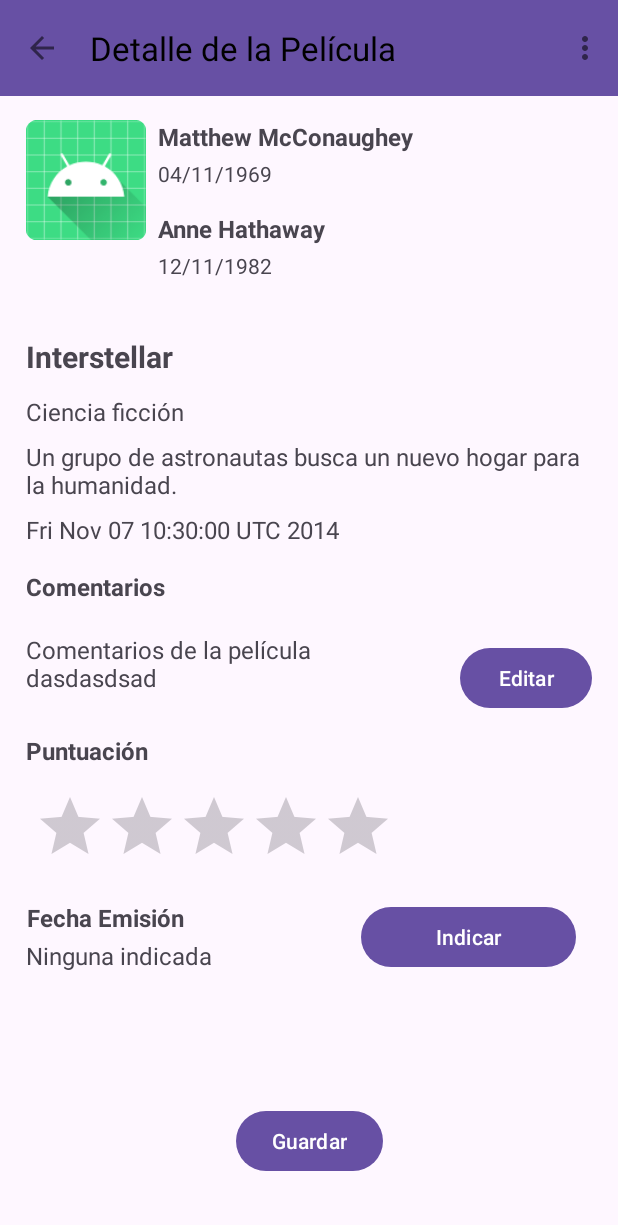
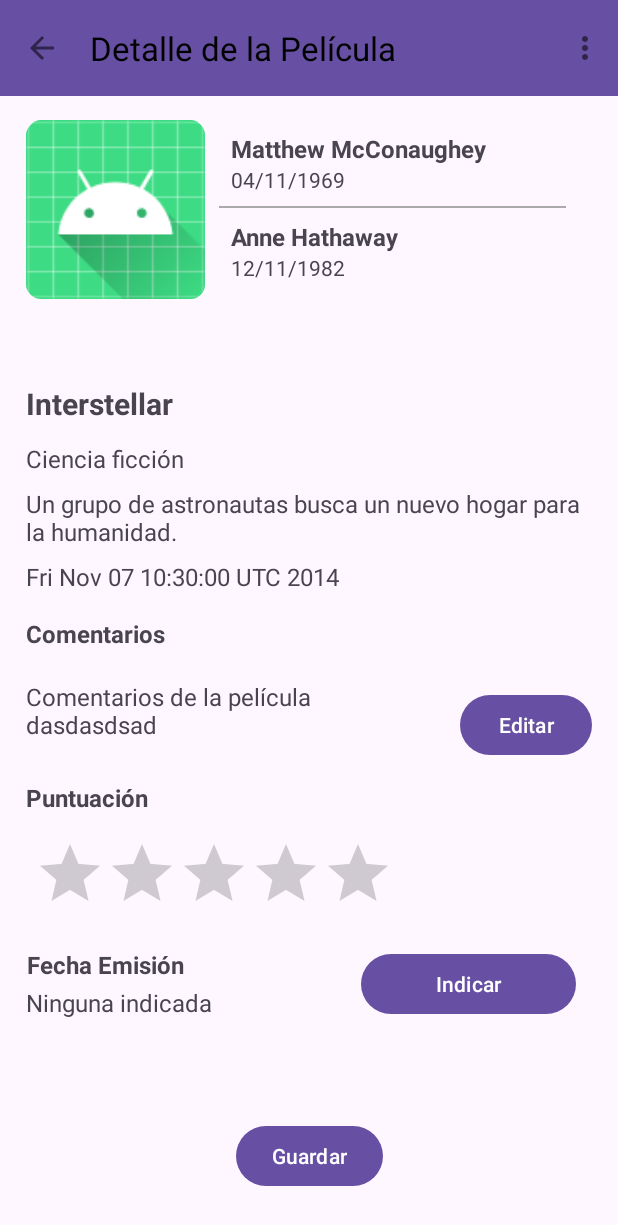
Before and after one commit to IARFLOW/EJFragments, an Android app: the screen it shows after launch (VistaPelicula), after a tap on "Interstellar", on a phone screen of 412 x 824 dp. Shown: the top 1225 px of the screen. Run offline under Robolectric (Android 15) with nearby library versions, the phone set to English and light mode, and no system bars; 2 other taps on this screen came first.

Commit message:
Estamos trabajando con la muestra del actor una vez que pinchas en la parte de Detalles de pelicula, pero nos da error porque nos sale a lista de pelicula ean vez de Detalle de Actor, y luego hay que trabajar en el .xml de activity_vista_actor poque no nos convence.

```diff
--- a/app/src/main/java/com/example/ejfragments/vista/acticidades/MainActivity.java
+++ b/app/src/main/java/com/example/ejfragments/vista/acticidades/MainActivity.java
@@ -55,7 +55,8 @@ public class MainActivity extends AppCompatActivity implements ListaPeliculas.On
                     pelicula.getSinopsis(),
                     pelicula.getFecha().toString(),
                     pelicula.getGenero(),
-                    null
+                    null,
+                    pelicula.getId()
             );
             getSupportFragmentManager().beginTransaction()
                     .replace(R.id.fcDetallePelicula, datosPeliculaFragment)
@@ -69,6 +70,7 @@ public class MainActivity extends AppCompatActivity implements ListaPeliculas.On
             i.putExtra("sinopsis", pelicula.getSinopsis());
             i.putExtra("genero", pelicula.getGenero());
             i.putExtra("imagen", pelicula.getImagen());
+            i.putExtra("id", pelicula.getId());
             startActivity(i);
         }
     }
--- a/app/src/main/java/com/example/ejfragments/vista/acticidades/VistaPelicula.java
+++ b/app/src/main/java/com/example/ejfragments/vista/acticidades/VistaPelicula.java
@@ -2,8 +2,10 @@ package com.example.ejfragments.vista.acticidades;
 
 import android.os.Bundle;
 import android.view.Menu;
+import android.view.MenuItem;
 
 import androidx.activity.EdgeToEdge;
+import androidx.annotation.NonNull;
 import androidx.appcompat.app.AppCompatActivity;
 import androidx.appcompat.widget.Toolbar;
 import androidx.core.graphics.Insets;
@@ -41,13 +43,25 @@ public class VistaPelicula extends AppCompatActivity {
         String genero = getIntent().getStringExtra("genero");
         String fecha = getIntent().getStringExtra("fecha");
         String imagen = getIntent().getStringExtra("imagen");
+        int idPelicula = getIntent().getIntExtra("id", -1);
 
-        DatosPelicula datosPeliculaFragment = DatosPelicula.newInstance(nombre, sinopsis, genero, fecha, imagen);
+
+        DatosPelicula datosPeliculaFragment = DatosPelicula.newInstance(nombre, sinopsis, genero, fecha, imagen,idPelicula);
         getSupportFragmentManager().beginTransaction()
                 .replace(R.id.fcDetallePelicula, datosPeliculaFragment)
                 .commit();
 
     }
+
+    @Override
+    public boolean onOptionsItemSelected(@NonNull MenuItem item) {
+        if (item.getItemId() == android.R.id.home) {
+            finish();
+            return true;
+        }
+        return super.onOptionsItemSelected(item);
+    }
+
     @Override
     public boolean onCreateOptionsMenu(Menu menu) {
         getMenuInflater().inflate(R.menu.menu_acciones, menu);
--- a/app/src/main/java/com/example/ejfragments/vista/acticidades/VistarActor.java
+++ /dev/null
@@ -1,4 +0,0 @@
-package com.example.ejfragments.vista.acticidades;
-
-public class VistarActor {
-}
--- a/app/src/main/java/com/example/ejfragments/vista/adaptadores/ActorAdapter.java
+++ b/app/src/main/java/com/example/ejfragments/vista/adaptadores/ActorAdapter.java
@@ -1,4 +1,50 @@
 package com.example.ejfragments.vista.adaptadores;
 
-public class ActorAdapter {
+import android.content.Context;
+import android.view.LayoutInflater;
+import android.view.View;
+import android.view.ViewGroup;
+import android.widget.TextView;
+
+import androidx.annotation.NonNull;
+import androidx.annotation.Nullable;
+
+import com.example.ejfragments.R;
+import com.example.ejfragments.modelo.entidades.Actor;
+
+import java.text.SimpleDateFormat;
+import java.util.ArrayList;
+import java.util.Locale;
+
+public class ActorAdapter extends android.widget.ArrayAdapter<Actor> {
+
+    public ActorAdapter(@NonNull Context context, @NonNull ArrayList<Actor> objects) {
+        super(context, 0, objects);
+    }
+
+    @NonNull
+    @Override
+    public View getView(int position, @Nullable View convertView, @NonNull ViewGroup parent) {
+        if (convertView == null) {
+            convertView = LayoutInflater.from(getContext()).inflate(R.layout.actor_element, parent, false);
+        }
+
+        Actor actor = getItem(position);
+
+        TextView tvNombre = convertView.findViewById(R.id.tvActorNombre);
+        TextView tvFecha = convertView.findViewById(R.id.tvActorFecha);
+
+        if (actor != null) {
+            tvNombre.setText(actor.getNombre());
+
+            SimpleDateFormat sdf = new SimpleDateFormat("dd/MM/yyyy", Locale.getDefault());
+            String fechaFormateada = sdf.format(actor.getFechaNacimiento());
+
+            tvFecha.setText(fechaFormateada);
+        }
+
+        return convertView;
+    }
+
+
 }
--- a/app/src/main/java/com/example/ejfragments/vista/fragmentos/DatosPelicula.java
+++ b/app/src/main/java/com/example/ejfragments/vista/fragmentos/DatosPelicula.java
@@ -1,5 +1,6 @@
 package com.example.ejfragments.vista.fragmentos;
 
+import android.content.Intent;
 import android.os.Bundle;
 
 import androidx.fragment.app.Fragment;
@@ -8,9 +9,16 @@ import android.view.LayoutInflater;
 import android.view.View;
 import android.view.ViewGroup;
 import android.widget.ImageView;
+import android.widget.ListView;
 import android.widget.TextView;
 
 import com.example.ejfragments.R;
+import com.example.ejfragments.mock.ObtencionDatos;
+import com.example.ejfragments.modelo.entidades.Actor;
+import com.example.ejfragments.vista.acticidades.VistaActor;
+import com.example.ejfragments.vista.adaptadores.ActorAdapter;
+
+import java.util.ArrayList;
 
 /**
  * A simple {@link Fragment} subclass.
@@ -26,6 +34,9 @@ public class DatosPelicula extends Fragment {
     private static final String ARG_SINOPSIS = "sinopsis";
     private static final String ARG_GENERO = "genero";
     private static final String ARG_IMAGEN = "imagen";
+    private static final String ARG_ID_PELICULA = "id_pelicula";
+
+
 
     // TODO: Rename and change types of parameters
     private String nombre;
@@ -33,6 +44,7 @@ public class DatosPelicula extends Fragment {
     private String sinopsis;
     private String genero;
     private String imagen;
+    private int idPelicula;
 
     public DatosPelicula() {
         // Required empty public constructor
@@ -47,7 +59,7 @@ public class DatosPelicula extends Fragment {
      * @return A new instance of fragment DatosPelicula.
      */
     // TODO: Rename and change types and number of parameters
-    public static DatosPelicula newInstance(String nombre, String sinopsis, String genero, String fecha, String imagen) {
+    public static DatosPelicula newInstance(String nombre, String sinopsis, String genero, String fecha, String imagen,  int idPelicula) {
         DatosPelicula fragment = new DatosPelicula();
         Bundle args = new Bundle();
         args.putString(ARG_NOMBRE, nombre);
@@ -55,6 +67,7 @@ public class DatosPelicula extends Fragment {
         args.putString(ARG_GENERO, genero);
         args.putString(ARG_FECHA, fecha);
         args.putString(ARG_IMAGEN, imagen);
+        args.putInt(ARG_ID_PELICULA, idPelicula);
         fragment.setArguments(args);
         return fragment;
     }
@@ -68,6 +81,7 @@ public class DatosPelicula extends Fragment {
             genero = getArguments().getString(ARG_GENERO);
             fecha = getArguments().getString(ARG_FECHA);
             imagen = getArguments().getString(ARG_IMAGEN);
+            idPelicula = getArguments().getInt(ARG_ID_PELICULA);
         }
     }
 
@@ -81,12 +95,23 @@ public class DatosPelicula extends Fragment {
         TextView tvGenero = vistaFrag.findViewById(R.id.tvgenero);
         TextView tvFecha = vistaFrag.findViewById(R.id.tvfecha);
         ImageView ivImagen = vistaFrag.findViewById(R.id.ivimagen);
+        ListView listaActores = vistaFrag.findViewById(R.id.lista_actores);
+        listaActores.setOnItemClickListener((parent, view, position, id) -> {
+            Actor actorSeleccionado = (Actor) parent.getItemAtPosition(position);
+
+            Intent intent = new Intent(requireContext(), VistaActor.class);
+            intent.putExtra("id_actor", actorSeleccionado.getId());
+            startActivity(intent);
+        });
 
         tvNombre.setText(nombre);
         tvSinopsis.setText(sinopsis);
         tvGenero.setText(genero);
         tvFecha.setText(fecha);
 
+        ArrayList<Actor> actores = new ObtencionDatos().obtenerListadoActores(idPelicula);
+        ActorAdapter adapter = new ActorAdapter(requireContext(), actores);
+        listaActores.setAdapter(adapter);
 
 
         return vistaFrag;
--- a/app/src/main/res/layout/actor_element.xml
+++ b/app/src/main/res/layout/actor_element.xml
@@ -1,6 +1,23 @@
 <?xml version="1.0" encoding="utf-8"?>
-<androidx.constraintlayout.widget.ConstraintLayout xmlns:android="http://schemas.android.com/apk/res/android"
+<LinearLayout
+    xmlns:android="http://schemas.android.com/apk/res/android"
     android:layout_width="match_parent"
-    android:layout_height="match_parent">
+    android:layout_height="wrap_content"
+    android:orientation="vertical"
+    android:padding="8dp">
 
-</androidx.constraintlayout.widget.ConstraintLayout>
+    <TextView
+        android:id="@+id/tvActorNombre"
+        android:layout_width="wrap_content"
+        android:layout_height="wrap_content"
+        android:text="Nombre del Actor"
+        android:textStyle="bold"
+        android:textSize="16sp" />
+
+    <TextView
+        android:id="@+id/tvActorFecha"
+        android:layout_width="wrap_content"
+        android:layout_height="wrap_content"
+        android:text="Fecha de Nacimiento"
+        android:textSize="14sp" />
+</LinearLayout>
--- a/app/src/main/res/layout/fragment_datos_pelicula.xml
+++ b/app/src/main/res/layout/fragment_datos_pelicula.xml
@@ -15,74 +15,38 @@
 
         <ImageView
             android:id="@+id/ivimagen"
-            android:layout_width="80dp"
-            android:layout_height="80dp"
+            android:layout_width="119dp"
+            android:layout_height="119dp"
             android:contentDescription="@string/img_pelicula"
             android:src="@mipmap/ic_launcher_round"
             app:layout_constraintStart_toStartOf="parent"
             app:layout_constraintTop_toTopOf="parent" />
 
-        <TextView
-            android:id="@+id/tvActor1Nombre"
-            android:layout_width="0dp"
-            android:layout_height="wrap_content"
-            android:layout_marginStart="8dp"
-            android:text="Matthew McConaughey"
-            android:textSize="16sp"
-            android:textStyle="bold"
+
+        <ListView
+            android:id="@+id/lista_actores"
+            android:layout_width="231dp"
+            android:layout_height="116dp"
+            android:divider="@android:color/darker_gray"
+            android:dividerHeight="1dp"
             app:layout_constraintEnd_toEndOf="parent"
-            app:layout_constraintStart_toEndOf="@id/ivimagen"
-            app:layout_constraintTop_toTopOf="@id/ivimagen" />
-
-        <TextView
-            android:id="@+id/tvActor1Fecha"
-            android:layout_width="0dp"
-            android:layout_height="wrap_content"
-            android:layout_marginTop="4dp"
-            android:text="04/11/1969"
-            android:textSize="14sp"
-            app:layout_constraintEnd_toEndOf="@id/tvActor1Nombre"
-            app:layout_constraintStart_toStartOf="@id/tvActor1Nombre"
-            app:layout_constraintTop_toBottomOf="@id/tvActor1Nombre" />
-
-        <TextView
-            android:id="@+id/tvActor2Nombre"
-            android:layout_width="0dp"
-            android:layout_height="wrap_content"
-            android:layout_marginTop="16dp"
-            android:text="Anne Hathaway"
-            android:textSize="16sp"
-            android:textStyle="bold"
-            app:layout_constraintEnd_toEndOf="@id/tvActor1Nombre"
-            app:layout_constraintStart_toStartOf="@id/tvActor1Nombre"
-            app:layout_constraintTop_toBottomOf="@id/tvActor1Fecha" />
-
-        <TextView
-            android:id="@+id/tvActor2Fecha"
-            android:layout_width="0dp"
-            android:layout_height="wrap_content"
-            android:layout_marginTop="4dp"
-            android:text="12/11/1982"
-            android:textSize="14sp"
-            app:layout_constraintEnd_toEndOf="@id/tvActor2Nombre"
-            app:layout_constraintStart_toStartOf="@id/tvActor2Nombre"
-            app:layout_constraintTop_toBottomOf="@id/tvActor2Nombre" />
-
+            app:layout_constraintHorizontal_bias="0.883"
+            app:layout_constraintStart_toStartOf="parent"
+            app:layout_constraintTop_toTopOf="parent" />
 
 
         <TextView
             android:id="@+id/tvnombre"
             android:layout_width="0dp"
             android:layout_height="wrap_content"
-            android:layout_marginTop="64dp"
+            android:layout_marginTop="56dp"
             android:text="Interstellar"
             android:textSize="20sp"
             android:textStyle="bold"
             app:layout_constraintEnd_toEndOf="parent"
             app:layout_constraintHorizontal_bias="0.0"
             app:layout_constraintStart_toStartOf="parent"
-            app:layout_constraintTop_toBottomOf="@id/ivimagen" />
-
+            app:layout_constraintTop_toBottomOf="@+id/ivimagen" />
 
         <TextView
             android:id="@+id/tvgenero"
@@ -218,7 +182,7 @@
             android:id="@+id/btGuardarPelicula"
             android:layout_width="wrap_content"
             android:layout_height="wrap_content"
-            android:layout_marginTop="57dp"
+            android:layout_marginTop="45dp"
             android:text="Guardar"
             app:layout_constraintBottom_toBottomOf="parent"
             app:layout_constraintEnd_toEndOf="parent"
```
Also changed, not shown: app/src/main/AndroidManifest.xml (+9 -4 lines), app/src/main/java/com/example/ejfragments/vista/acticidades/VistaActor.java (added, +33 -0 lines), app/src/main/java/com/example/ejfragments/vista/fragmentos/ListaActores.java (+23 -1 lines), app/src/main/res/layout/activity_vista_actor.xml (+63 -2 lines), app/src/main/res/layout/fragment_lista_actores.xml (+9 -3 lines).
